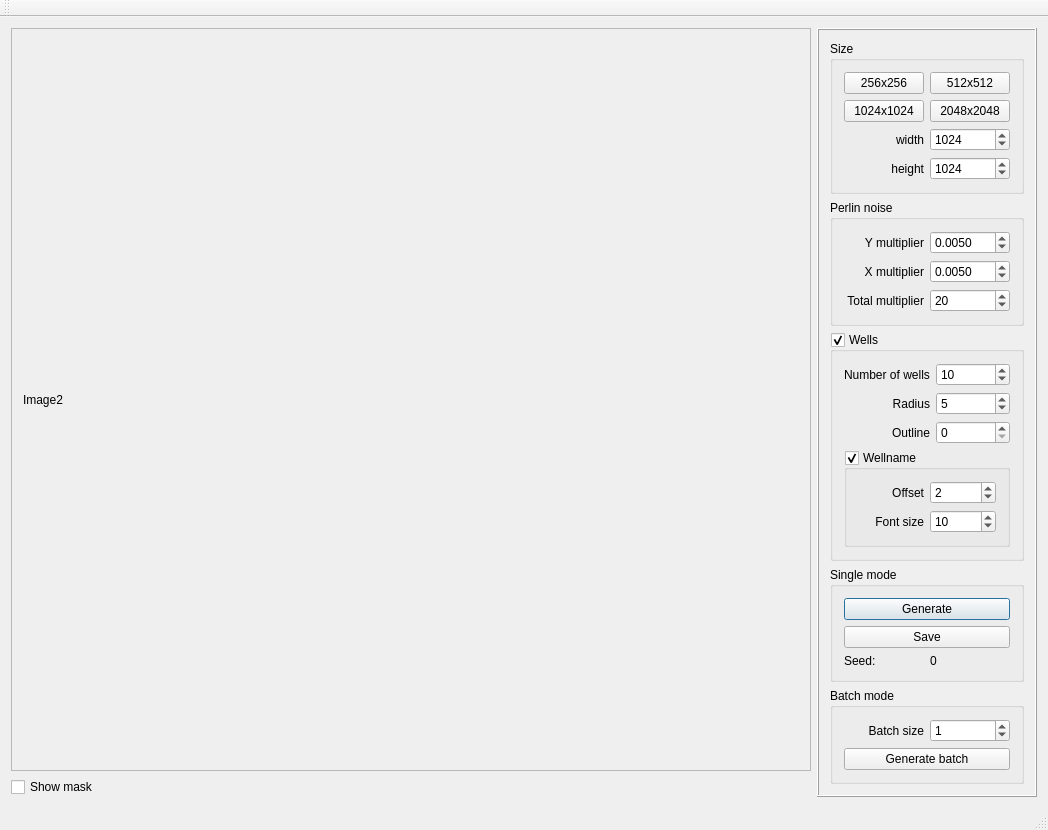
Old version of the form ContoursGenerator/ContoursGenerator.ui in the repository nebrosarth/ContoursGenerator.
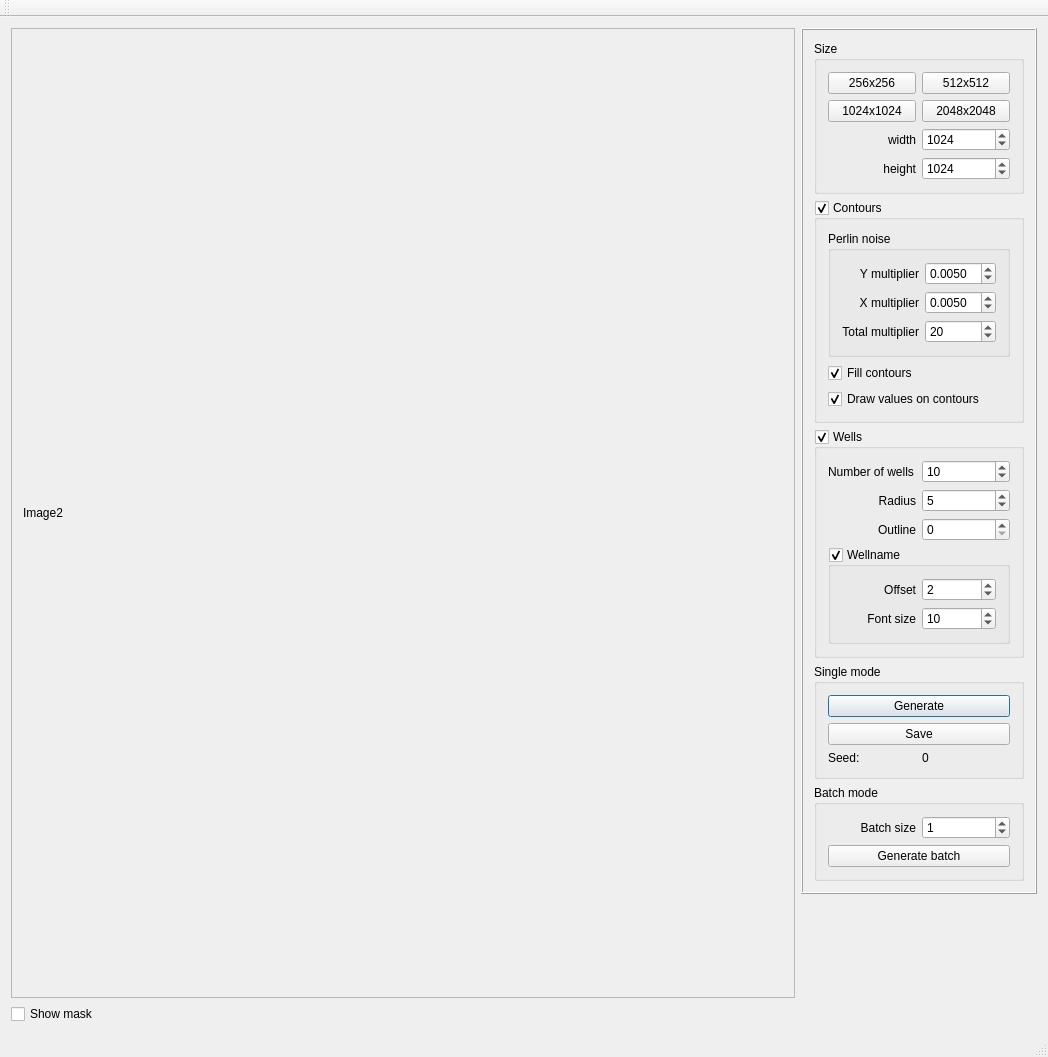
New version of the form.

Commit message: add generate isolines flag add fill isolines flag add draw isolines values flag

Patch:
```diff
--- a/ContoursGenerator/ContoursGenerator.ui
+++ b/ContoursGenerator/ContoursGenerator.ui
@@ -7,7 +7,7 @@
     <x>0</x>
     <y>0</y>
     <width>1048</width>
-    <height>789</height>
+    <height>1057</height>
    </rect>
   </property>
   <property name="windowTitle">
@@ -27,8 +27,8 @@
           <rect>
            <x>0</x>
            <y>0</y>
-           <width>782</width>
-           <height>665</height>
+           <width>764</width>
+           <height>933</height>
           </rect>
          </property>
          <layout class="QGridLayout" name="gridLayout_3">
@@ -54,59 +54,39 @@
            <enum>QFrame::Raised</enum>
           </property>
           <layout class="QGridLayout" name="gridLayout_2">
-           <item row="4" column="0" colspan="2">
-            <widget class="QGroupBox" name="groupBox">
+           <item row="0" column="0" colspan="2">
+            <widget class="QGroupBox" name="groupBox_2">
              <property name="title">
-              <string>Perlin noise</string>
+              <string>Size</string>
              </property>
-             <layout class="QGridLayout" name="gridLayout_4">
-              <item row="2" column="1">
-               <widget class="QDoubleSpinBox" name="doubleSpinBox_Ymul">
-                <property name="decimals">
-                 <number>4</number>
-                </property>
-                <property name="singleStep">
-                 <double>0.000100000000000</double>
-                </property>
-                <property name="value">
-                 <double>0.005000000000000</double>
-                </property>
-               </widget>
-              </item>
+             <layout class="QGridLayout" name="gridLayout_5">
               <item row="3" column="1">
-               <widget class="QSpinBox" name="spinBox_mul">
+               <widget class="QSpinBox" name="spinBox_Height">
+                <property name="minimum">
+                 <number>1</number>
+                </property>
+                <property name="maximum">
+                 <number>10000</number>
+                </property>
+                <property name="stepType">
+                 <enum>QAbstractSpinBox::AdaptiveDecimalStepType</enum>
+                </property>
                 <property name="value">
-                 <number>20</number>
+                 <number>1024</number>
                 </property>
                </widget>
               </item>
               <item row="0" column="1">
-               <widget class="QDoubleSpinBox" name="doubleSpinBox_Xmul">
-                <property name="decimals">
-                 <number>4</number>
-                </property>
-                <property name="singleStep">
-                 <double>0.000100000000000</double>
-                </property>
-                <property name="value">
-                 <double>0.005000000000000</double>
-                </property>
-               </widget>
-              </item>
-              <item row="0" column="0">
-               <widget class="QLabel" name="label_4">
+               <widget class="QPushButton" name="pushButton_512">
                 <property name="text">
-                 <string>Y multiplier</string>
-                </property>
-                <property name="alignment">
-                 <set>Qt::AlignRight|Qt::AlignTrailing|Qt::AlignVCenter</set>
+                 <string>512x512</string>
                 </property>
                </widget>
               </item>
               <item row="2" column="0">
-               <widget class="QLabel" name="label_5">
+               <widget class="QLabel" name="label">
                 <property name="text">
-                 <string>X multiplier</string>
+                 <string>width</string>
                 </property>
                 <property name="alignment">
                  <set>Qt::AlignRight|Qt::AlignTrailing|Qt::AlignVCenter</set>
@@ -114,62 +94,92 @@
                </widget>
               </item>
               <item row="3" column="0">
-               <widget class="QLabel" name="label_6">
+               <widget class="QLabel" name="label_2">
                 <property name="text">
-                 <string>Total multiplier</string>
+                 <string>height</string>
                 </property>
                 <property name="alignment">
                  <set>Qt::AlignRight|Qt::AlignTrailing|Qt::AlignVCenter</set>
                 </property>
                </widget>
               </item>
+              <item row="0" column="0">
+               <widget class="QPushButton" name="pushButton_256">
+                <property name="text">
+                 <string>256x256</string>
+                </property>
+               </widget>
+              </item>
+              <item row="2" column="1">
+               <widget class="QSpinBox" name="spinBox_Width">
+                <property name="minimum">
+                 <number>1</number>
+                </property>
+                <property name="maximum">
+                 <number>10000</number>
+                </property>
+                <property name="stepType">
+                 <enum>QAbstractSpinBox::AdaptiveDecimalStepType</enum>
+                </property>
+                <property name="value">
+                 <number>1024</number>
+                </property>
+               </widget>
+              </item>
+              <item row="1" column="0">
+               <widget class="QPushButton" name="pushButton_1024">
+                <property name="text">
+                 <string>1024x1024</string>
+                </property>
+               </widget>
+              </item>
+              <item row="1" column="1">
+               <widget class="QPushButton" name="pushButton_2048">
+                <property name="text">
+                 <string>2048x2048</string>
+                </property>
+               </widget>
+              </item>
              </layout>
             </widget>
            </item>
            <item row="7" column="0" colspan="2">
-            <widget class="QGroupBox" name="groupBox_3">
+            <widget class="QGroupBox" name="groupBox_4">
              <property name="title">
-              <string>Single mode</string>
+              <string>Batch mode</string>
              </property>
-             <layout class="QGridLayout" name="gridLayout_9">
-              <item row="2" column="0">
-               <widget class="QLabel" name="label_3">
-                <property name="text">
-                 <string>Seed:</string>
+             <layout class="QGridLayout" name="gridLayout_10">
+              <item row="0" column="1">
+               <widget class="QSpinBox" name="spinBox_BatchSize">
+                <property name="maximum">
+                 <number>1000</number>
+                </property>
+                <property name="value">
+                 <number>1</number>
                 </property>
                </widget>
               </item>
-              <item row="2" column="1">
-               <widget class="QLabel" name="label_Seed">
+              <item row="0" column="0">
+               <widget class="QLabel" name="label_12">
                 <property name="text">
-                 <string>0</string>
+                 <string>Batch size</string>
+                </property>
+                <property name="alignment">
+                 <set>Qt::AlignRight|Qt::AlignTrailing|Qt::AlignVCenter</set>
                 </property>
                </widget>
               </item>
               <item row="1" column="0" colspan="2">
-               <widget class="QPushButton" name="pushButton_Save">
+               <widget class="QPushButton" name="pushButton_GenerateBatch">
                 <property name="text">
-                 <string>Save</string>
-                </property>
-               </widget>
-              </item>
-              <item row="0" column="0" colspan="2">
-               <widget class="QPushButton" name="pushButton_Generate">
-                <property name="text">
-                 <string>Generate</string>
-                </property>
-                <property name="autoDefault">
-                 <bool>false</bool>
-                </property>
-                <property name="default">
-                 <bool>true</bool>
+                 <string>Generate batch</string>
                 </property>
                </widget>
               </item>
              </layout>
             </widget>
            </item>
-           <item row="5" column="0" colspan="2">
+           <item row="4" column="0" colspan="2">
             <widget class="QGroupBox" name="groupBox_Wells">
              <property name="title">
               <string>Wells</string>
@@ -278,125 +288,147 @@
              </layout>
             </widget>
            </item>
-           <item row="0" column="0" colspan="2">
-            <widget class="QGroupBox" name="groupBox_2">
+           <item row="6" column="0" colspan="2">
+            <widget class="QGroupBox" name="groupBox_3">
              <property name="title">
-              <string>Size</string>
+              <string>Single mode</string>
              </property>
-             <layout class="QGridLayout" name="gridLayout_5">
-              <item row="3" column="1">
-               <widget class="QSpinBox" name="spinBox_Height">
-                <property name="minimum">
-                 <number>1</number>
-                </property>
-                <property name="maximum">
-                 <number>10000</number>
-                </property>
-                <property name="stepType">
-                 <enum>QAbstractSpinBox::AdaptiveDecimalStepType</enum>
-                </property>
-                <property name="value">
-                 <number>1024</number>
-                </property>
-               </widget>
-              </item>
-              <item row="0" column="1">
-               <widget class="QPushButton" name="pushButton_512">
-                <property name="text">
-                 <string>512x512</string>
-                </property>
-               </widget>
-              </item>
+             <layout class="QGridLayout" name="gridLayout_9">
               <item row="2" column="0">
-               <widget class="QLabel" name="label">
+               <widget class="QLabel" name="label_3">
                 <property name="text">
-                 <string>width</string>
-                </property>
-                <property name="alignment">
-                 <set>Qt::AlignRight|Qt::AlignTrailing|Qt::AlignVCenter</set>
-                </property>
-               </widget>
-              </item>
-              <item row="3" column="0">
-               <widget class="QLabel" name="label_2">
-                <property name="text">
-                 <string>height</string>
-                </property>
-                <property name="alignment">
-                 <set>Qt::AlignRight|Qt::AlignTrailing|Qt::AlignVCenter</set>
-                </property>
-               </widget>
-              </item>
-              <item row="0" column="0">
-               <widget class="QPushButton" name="pushButton_256">
-                <property name="text">
-                 <string>256x256</string>
+                 <string>Seed:</string>
                 </property>
                </widget>
               </item>
               <item row="2" column="1">
-               <widget class="QSpinBox" name="spinBox_Width">
-                <property name="minimum">
-                 <number>1</number>
+               <widget class="QLabel" name="label_Seed">
+                <property name="text">
+                 <string>0</string>
                 </property>
-                <property name="maximum">
-                 <number>10000</number>
-                </property>
-                <property name="stepType">
-                 <enum>QAbstractSpinBox::AdaptiveDecimalStepType</enum>
-                </property>
-                <property name="value">
-                 <number>1024</number>
-                </property>
                </widget>
               </item>
-              <item row="1" column="0">
-               <widget class="QPushButton" name="pushButton_1024">
+              <item row="1" column="0" colspan="2">
+               <widget class="QPushButton" name="pushButton_Save">
                 <property name="text">
-                 <string>1024x1024</string>
+                 <string>Save</string>
                 </property>
                </widget>
               </item>
-              <item row="1" column="1">
-               <widget class="QPushButton" name="pushButton_2048">
+              <item row="0" column="0" colspan="2">
+               <widget class="QPushButton" name="pushButton_Generate">
                 <property name="text">
-                 <string>2048x2048</string>
+                 <string>Generate</string>
+                </property>
+                <property name="autoDefault">
+                 <bool>false</bool>
+                </property>
+                <property name="default">
+                 <bool>true</bool>
                 </property>
                </widget>
               </item>
              </layout>
             </widget>
            </item>
-           <item row="8" column="0" colspan="2">
-            <widget class="QGroupBox" name="groupBox_4">
+           <item row="1" column="0" colspan="2">
+            <widget class="QGroupBox" name="groupBox_Contours">
              <property name="title">
-              <string>Batch mode</string>
+              <string>Contours</string>
              </property>
-             <layout class="QGridLayout" name="gridLayout_10">
-              <item row="0" column="1">
-               <widget class="QSpinBox" name="spinBox_BatchSize">
-                <property name="maximum">
-                 <number>1000</number>
-                </property>
-                <property name="value">
-                 <number>1</number>
-                </property>
-               </widget>
-              </item>
+             <property name="checkable">
+              <bool>true</bool>
+             </property>
+             <layout class="QGridLayout" name="gridLayout_11">
               <item row="0" column="0">
-               <widget class="QLabel" name="label_12">
+               <widget class="QGroupBox" name="groupBox">
+                <property name="title">
+                 <string>Perlin noise</string>
+                </property>
+                <layout class="QGridLayout" name="gridLayout_4">
+                 <item row="2" column="1">
+                  <widget class="QDoubleSpinBox" name="doubleSpinBox_Ymul">
+                   <property name="decimals">
+                    <number>4</number>
+                   </property>
+                   <property name="singleStep">
+                    <double>0.000100000000000</double>
+                   </property>
+                   <property name="value">
+                    <double>0.005000000000000</double>
+                   </property>
+                  </widget>
+                 </item>
+                 <item row="3" column="1">
+                  <widget class="QSpinBox" name="spinBox_mul">
+                   <property name="value">
+                    <number>20</number>
+                   </property>
+                  </widget>
+                 </item>
+                 <item row="0" column="1">
+                  <widget class="QDoubleSpinBox" name="doubleSpinBox_Xmul">
+                   <property name="decimals">
+                    <number>4</number>
+                   </property>
+                   <property name="singleStep">
+                    <double>0.000100000000000</double>
+                   </property>
+                   <property name="value">
+                    <double>0.005000000000000</double>
+                   </property>
+                  </widget>
+                 </item>
+                 <item row="0" column="0">
+                  <widget class="QLabel" name="label_4">
+                   <property name="text">
+                    <string>Y multiplier</string>
+                   </property>
+                   <property name="alignment">
+                    <set>Qt::AlignRight|Qt::AlignTrailing|Qt::AlignVCenter</set>
+                   </property>
+                  </widget>
+                 </item>
+                 <item row="2" column="0">
+                  <widget class="QLabel" name="label_5">
+                   <property name="text">
+                    <string>X multiplier</string>
+                   </property>
+                   <property name="alignment">
+                    <set>Qt::AlignRight|Qt::AlignTrailing|Qt::AlignVCenter</set>
+                   </property>
+                  </widget>
+                 </item>
+                 <item row="3" column="0">
+                  <widget class="QLabel" name="label_6">
+                   <property name="text">
+                    <string>Total multiplier</string>
+                   </property>
+                   <property name="alignment">
+                    <set>Qt::AlignRight|Qt::AlignTrailing|Qt::AlignVCenter</set>
+                   </property>
+                  </widget>
+                 </item>
+                </layout>
+               </widget>
+              </item>
+              <item row="1" column="0">
+               <widget class="QCheckBox" name="checkBox_Fill">
                 <property name="text">
-                 <string>Batch size</string>
+                 <string>Fill contours</string>
                 </property>
-                <property name="alignment">
-                 <set>Qt::AlignRight|Qt::AlignTrailing|Qt::AlignVCenter</set>
+                <property name="checked">
+                 <bool>true</bool>
                 </property>
                </widget>
               </item>
-              <item row="1" column="0" colspan="2">
-               <widget class="QPushButton" name="pushButton_GenerateBatch">
+              <item row="2" column="0">
+               <widget class="QCheckBox" name="checkBox_DrawValues">
                 <property name="text">
-                 <string>Generate batch</string>
+                 <string>Draw values on contours</string>
+                </property>
+                <property name="checked">
+                 <bool>true</bool>
                 </property>
                </widget>
               </item>
```
The commit also changes 6 other files.
